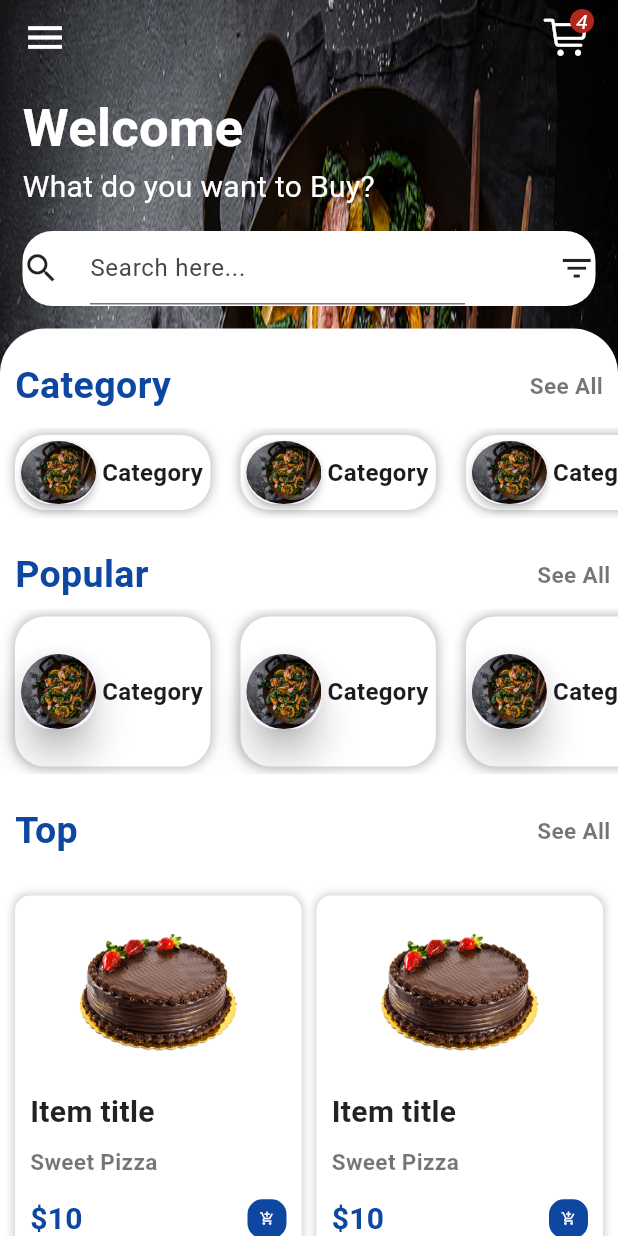
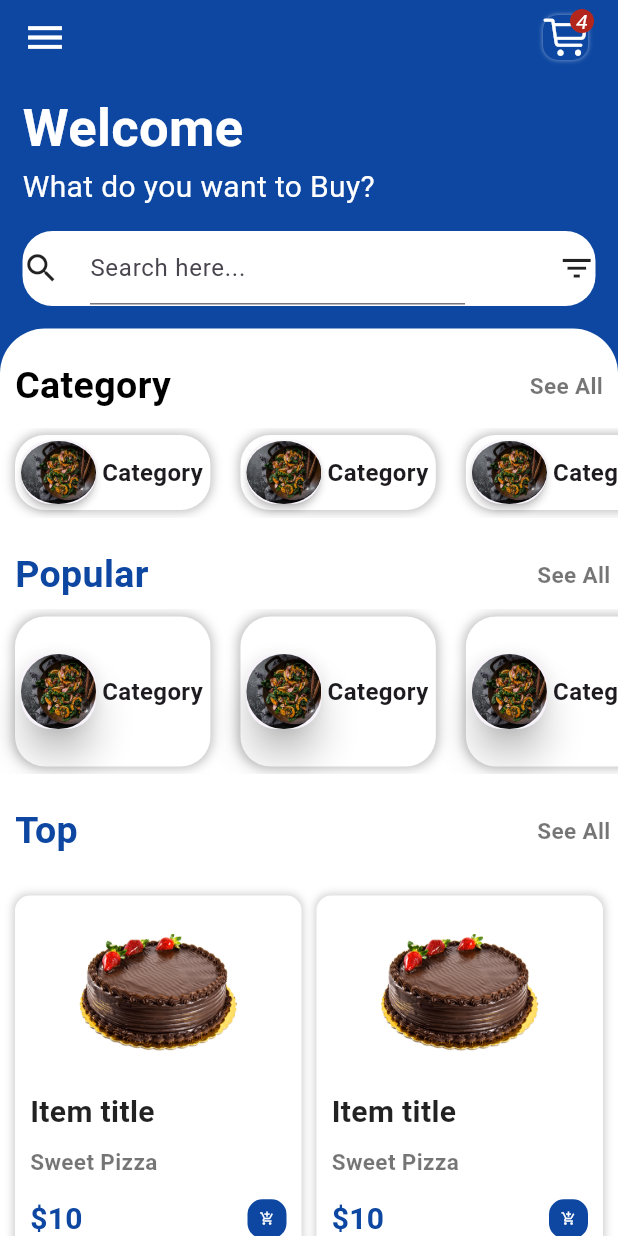
Before and after one commit to qotibaeiad/bring, a Flutter app: the screen it shows after launch, on a phone screen of 412 x 824 dp. Run offline on Flutter 3.47's test engine with Material 3 defaults, Android fonts, the phone set to English and light mode, and no system bars; our stand-ins replace socket_io_client; accounts and stored records are empty; network calls fail.

Commit message:
change colors UI

```diff
--- a/lib/main.dart
+++ b/lib/main.dart
@@ -18,6 +18,7 @@ class MyApp extends StatelessWidget {
   @override
   Widget build(BuildContext context) {
     return MaterialApp(
+      debugShowCheckedModeBanner: false,
       home: MyHomePage(),
       routes: {
         '/splashscreen': (context) => SplashScreen(),
--- a/lib/screen/splashscreen.dart
+++ b/lib/screen/splashscreen.dart
@@ -10,16 +10,8 @@ class SplashScreen extends StatelessWidget {
   @override
   Widget build(BuildContext context) {
     return Scaffold(
-      //backgroundColor: Colors.blue[900],
-      body: Container(
-        decoration: BoxDecoration(
-          image: DecorationImage(
-            image:
-                AssetImage('images/logo1.jpg'), // Replace with your image path
-            fit: BoxFit.fill,
-          ),
-        ),
-        child: SafeArea(
+      backgroundColor: Colors.blue[900],
+      body: SafeArea(
         child: SingleChildScrollView(
           child: Column(
             children: [
@@ -34,6 +26,15 @@ class SplashScreen extends StatelessWidget {
                       size: 30,
                     ),
                     Container(
+                      decoration: BoxDecoration(
+                        color: Colors.blue[900],
+                        borderRadius: BorderRadius.circular(10),
+                        boxShadow: [
+                          BoxShadow(
+                              color: Colors.white.withOpacity(0.5),
+                              blurRadius: 2),
+                        ],
+                      ),
                       child: Badge.count(
                         count: 4,
                         textStyle: TextStyle(
@@ -95,8 +96,7 @@ class SplashScreen extends StatelessWidget {
                       margin: EdgeInsets.only(left: 20),
                       width: 250,
                       child: TextFormField(
-                          decoration:
-                              InputDecoration(hintText: 'Search here...'),
+                        decoration: InputDecoration(hintText: 'Search here...'),
                       ),
                     ),
                     Spacer(),
@@ -130,7 +130,6 @@ class SplashScreen extends StatelessWidget {
           ),
         ),
       ),
-      ),
     );
   }
 }
--- a/lib/widget/CategoriesWidget.dart
+++ b/lib/widget/CategoriesWidget.dart
@@ -18,7 +18,7 @@ class CategoriesWidget extends StatelessWidget {
                 style: TextStyle(
                     fontSize: 25,
                     fontWeight: FontWeight.bold,
-                    color: Colors.blue[900]),
+                    color: Colors.black),
               ),
               Text(
                 'See All',
```
Lines whose indentation alone changed are shown as unchanged.
